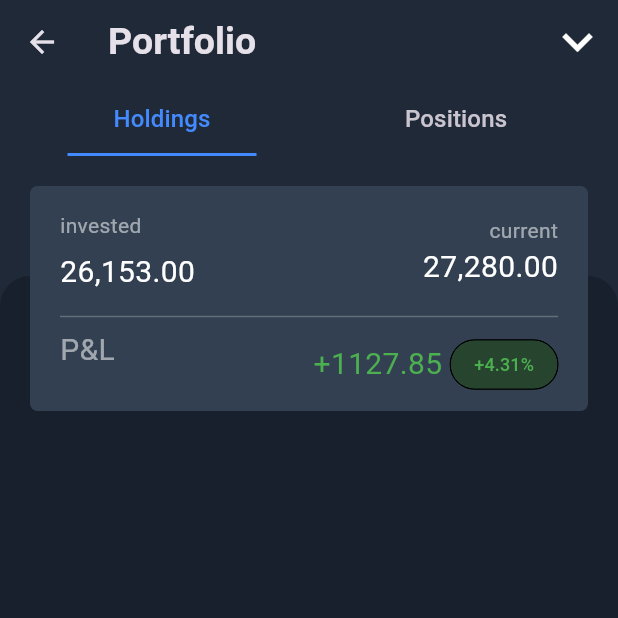
After one commit to puneethkumar18/zerodha_kite_UI, a Flutter app: the PortFolioScreen screen opened directly, on a phone screen of 412 x 824 dp, the top half of it. The commit adds this screen. Run offline on Flutter 3.47's test engine with Material 3 defaults, Android fonts, the phone set to English and light mode, and no system bars.

Commit message:
all screen set

```diff
--- a/lib/main.dart
+++ b/lib/main.dart
@@ -16,7 +16,10 @@ class MyApp extends StatelessWidget {
       theme: ThemeData.dark(
         useMaterial3: true
       ).copyWith(
-        scaffoldBackgroundColor: const Color.fromRGBO(31, 41, 55, 1)
+        scaffoldBackgroundColor: const Color.fromRGBO(31, 41, 55, 1),
+        appBarTheme: const AppBarTheme(
+          color: Color.fromRGBO(31, 41, 55, 1),
+        )
       ),
       onGenerateRoute: (settings) => generateRoute(settings),
       home: const HomeScreen(),
--- /dev/null
+++ b/lib/screens/port_folio_screen.dart
@@ -0,0 +1,212 @@
+import 'package:flutter/gestures.dart';
+import 'package:flutter/material.dart';
+
+class PortFolioScreen extends StatelessWidget {
+  const PortFolioScreen({super.key});
+
+  @override
+  Widget build(BuildContext context) {
+    return DefaultTabController(
+      length: 2,
+      child: Scaffold(
+        appBar: AppBar(
+          centerTitle: false,
+          actions: const [
+            Icon(
+              Icons.keyboard_arrow_down_outlined,
+              color: Colors.white,
+              size: 40,
+            ),
+            SizedBox(
+              width: 7,
+            )
+          ],
+          title: const Text(
+            "Portfolio",
+            style: TextStyle(
+              fontSize: 25,
+              fontWeight: FontWeight.bold,
+            ),
+          ),
+          bottom: const TabBar(
+            dividerColor: Colors.transparent,
+            automaticIndicatorColorAdjustment: false,
+            indicatorPadding: EdgeInsets.symmetric(horizontal: 35),
+            dragStartBehavior: DragStartBehavior.start,
+            indicatorSize: TabBarIndicatorSize.tab,
+            indicatorColor: Colors.blueAccent,
+            labelColor: Colors.blueAccent,
+            padding: EdgeInsets.symmetric(horizontal: 10),
+            tabs: [
+              Tab(
+                child: Text(
+                  "Holdings",
+                  style: TextStyle(fontSize: 16),
+                ),
+              ),
+              Tab(
+                child: Text(
+                  "Positions",
+                  style: TextStyle(fontSize: 16),
+                ),
+              ),
+            ],
+          ),
+        ),
+        body: TabBarView(
+          children: [
+            Stack(
+              children: [
+                Container(
+                  margin: const EdgeInsets.only(top: 80),
+                  decoration: const BoxDecoration(
+                    color: Color.fromRGBO(25, 32, 45, 1),
+                    borderRadius: BorderRadius.only(
+                      topLeft: Radius.circular(20),
+                      topRight: Radius.circular(20),
+                    ),
+                  ),
+                ),
+                Container(
+                  height: 150,
+                  width: MediaQuery.sizeOf(context).width - 40,
+                  margin: const EdgeInsets.only(
+                    left: 20,
+                    right: 20,
+                    top: 20,
+                  ),
+                  decoration: BoxDecoration(
+                      color: const Color.fromRGBO(50, 64, 81, 1),
+                      borderRadius: BorderRadius.circular(5)),
+                  child: const Column(
+                    children: [
+                      Padding(
+                        padding: EdgeInsets.symmetric(
+                          horizontal: 20,
+                        ),
+                        child: Row(
+                          mainAxisAlignment: MainAxisAlignment.spaceBetween,
+                          children: [
+                            Column(
+                              crossAxisAlignment: CrossAxisAlignment.start,
+                              children: [
+                                SizedBox(
+                                  height: 16,
+                                ),
+                                Text(
+                                  "invested",
+                                  style: TextStyle(
+                                    color: Colors.white54,
+                                  ),
+                                ),
+                                SizedBox(
+                                  height: 7,
+                                ),
+                                Text(
+                                  "26,153.00",
+                                  style: TextStyle(
+                                    fontSize: 20,
+                                    color: Colors.white,
+                                  ),
+                                ),
+                                SizedBox(
+                                  height: 7,
+                                ),
+                              ],
+                            ),
+                            Column(
+                              crossAxisAlignment: CrossAxisAlignment.end,
+                              children: [
+                                SizedBox(
+                                  height: 16,
+                                ),
+                                Text(
+                                  "current",
+                                  style: TextStyle(
+                                    color: Colors.white54,
+                                  ),
+                                ),
+                                Text(
+                                  "27,280.00",
+                                  style: TextStyle(
+                                    fontSize: 20,
+                                    color: Colors.white,
+                                  ),
+                                ),
+                                SizedBox(
+                                  height: 7,
+                                )
+                              ],
+                            )
+                          ],
+                        ),
+                      ),
+                      Divider(
+                        color: Colors.white24,
+                        indent: 20,
+                        endIndent: 20,
+                      ),
+                      Padding(
+                        padding: EdgeInsets.symmetric(horizontal: 20),
+                        child: Row(
+                          crossAxisAlignment: CrossAxisAlignment.start,
+                          mainAxisAlignment: MainAxisAlignment.spaceBetween,
+                          children: [
+                            Text(
+                              "P&L",
+                              style: TextStyle(
+                                  fontSize: 20, color: Colors.white54),
+                            ),
+                            Row(
+                              children: [
+                                Text(
+                                  "+1127.85 ",
+                                  style: TextStyle(
+                                    fontSize: 20,
+                                    color: Colors.green,
+                                  ),
+                                ),
+                                Chip(
+                                  label: Text(
+                                    "+4.31%",
+                                    style: TextStyle(fontSize: 12,color: Colors.green,),
+                                  ),
+                                  side: BorderSide(
+                                    width: 0,
+                                  ),
+                                  backgroundColor: Color.fromARGB(255, 38, 68, 46),
+                                  shape: RoundedRectangleBorder(
+                                    side: BorderSide(
+                                      width: 0,
+                                    ),
+                                    borderRadius: BorderRadius.all(
+                                      Radius.circular(20),
+                                    ),
+                                  ),
+                                ),
+                              ],
+                            )
+                          ],
+                        ),
+                      )
+                    ],
+                  ),
+                ),
+              ],
+            ),
+            Container(
+              margin: const EdgeInsets.only(top: 100),
+              decoration: const BoxDecoration(
+                color: Color.fromRGBO(25, 32, 45, 1),
+                borderRadius: BorderRadius.only(
+                  topLeft: Radius.circular(20),
+                  topRight: Radius.circular(20),
+                ),
+              ),
+            ),
+          ],
+        ),
+      ),
+    );
+  }
+}
--- a/lib/widgets/whishlist_page.dart
+++ b/lib/widgets/whishlist_page.dart
@@ -1,6 +1,6 @@
 import 'package:flutter/material.dart';
 import 'package:my_app/model/stock_details.dart';
-import 'package:my_app/utils/show_dialouge.dart';
+import 'package:my_app/utils/show_snakbar.dart';
 import 'package:my_app/widgets/custom_textfield.dart';
 import 'package:my_app/widgets/stock_tile.dart';
 
```
Also changed, not shown: lib/screens/bids_screen.dart (added, +89 -0 lines), lib/screens/home_screen.dart (+7 -4 lines), lib/screens/landing_screen.dart (+6 -6 lines), lib/screens/orders_screen.dart (added, +79 -0 lines), lib/widgets/orders_page.dart (added, +18 -0 lines), lib/utils/show_snakbar.dart (renamed from lib/utils/show_dialouge.dart).
